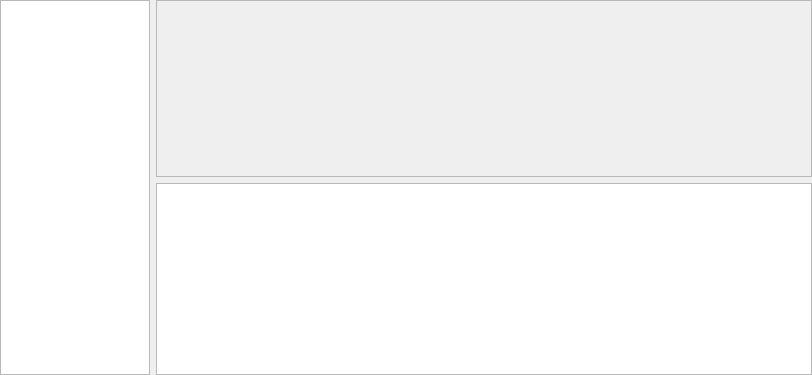
The window that widget.ui (KonstantinCodes/KangooFeed) describes before a commit, drawn with Qt 5.
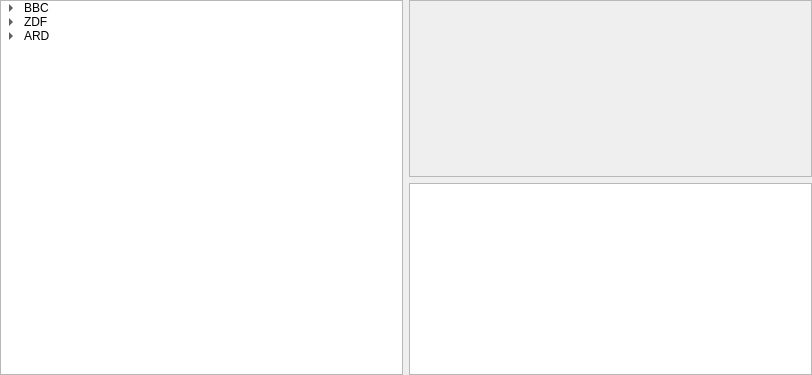
The same window after the commit.

Commit message: parameterized constructor added

```diff
--- a/widget.ui
+++ b/widget.ui
@@ -21,25 +21,67 @@
     <number>0</number>
    </property>
    <item>
-    <widget class="QTreeView" name="treeView">
-     <property name="sizePolicy">
-      <sizepolicy hsizetype="Preferred" vsizetype="Expanding">
-       <horstretch>0</horstretch>
-       <verstretch>0</verstretch>
-      </sizepolicy>
+    <widget class="QTreeWidget" name="treeWidget">
+     <property name="showDropIndicator" stdset="0">
+      <bool>true</bool>
      </property>
-     <property name="minimumSize">
-      <size>
-       <width>150</width>
-       <height>0</height>
-      </size>
+     <property name="animated">
+      <bool>true</bool>
      </property>
-     <property name="maximumSize">
-      <size>
-       <width>100</width>
-       <height>16777215</height>
-      </size>
+     <property name="headerHidden">
+      <bool>true</bool>
      </property>
+     <property name="columnCount">
+      <number>1</number>
+     </property>
+     <attribute name="headerCascadingSectionResizes">
+      <bool>false</bool>
+     </attribute>
+     <column>
+      <property name="text">
+       <string>FeedName</string>
+      </property>
+     </column>
+     <item>
+      <property name="text">
+       <string>BBC</string>
+      </property>
+      <item>
+       <property name="text">
+        <string>Business News</string>
+       </property>
+      </item>
+      <item>
+       <property name="text">
+        <string>Top Gear</string>
+       </property>
+      </item>
+     </item>
+     <item>
+      <property name="text">
+       <string>ZDF</string>
+      </property>
+      <item>
+       <property name="text">
+        <string>aspekte</string>
+       </property>
+      </item>
+      <item>
+       <property name="text">
+        <string>heute magazin</string>
+       </property>
+      </item>
+     </item>
+     <item>
+      <property name="text">
+       <string>ARD</string>
+      </property>
+      <item>
+       <property name="text">
+        <string>Tatort</string>
+       </property>
+      </item>
+     </item>
     </widget>
    </item>
    <item>
@@ -54,7 +96,7 @@
          <rect>
           <x>0</x>
           <y>0</y>
-          <width>652</width>
+          <width>399</width>
           <height>173</height>
          </rect>
         </property>
```
